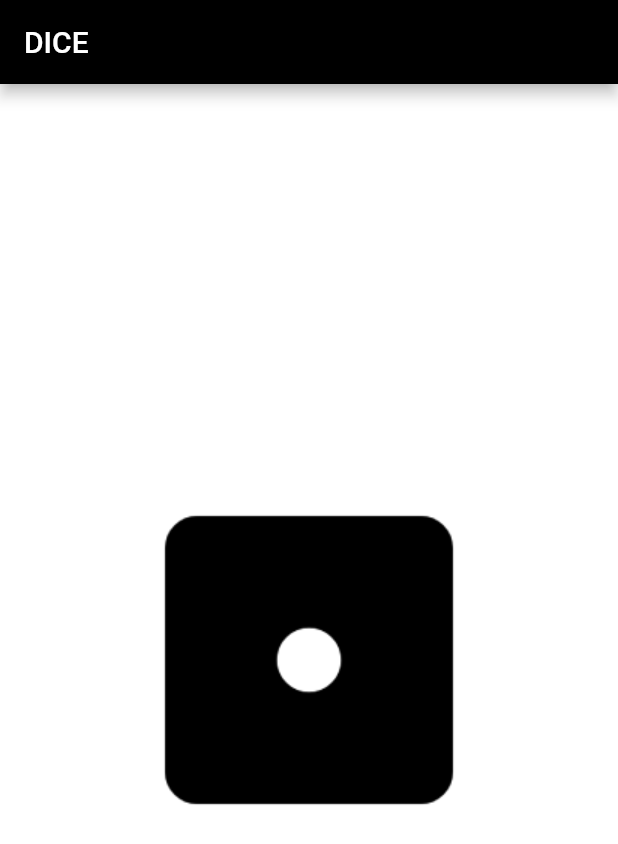
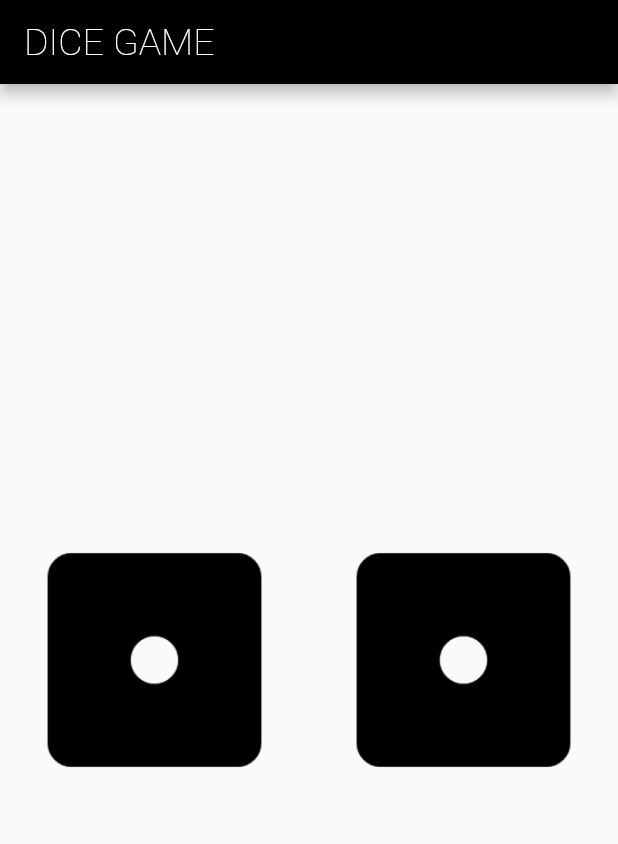
Before and after one commit to an-jorge/CloneApps, a Flutter app: the screen it shows after launch, on a phone screen of 412 x 824 dp. Shown: the top 844 px of the screen. Run offline on Flutter 3.47's test engine with Material 2 defaults, Android fonts, the light colour scheme and no system bars.

Commit message:
Finished app

```diff
--- a/DiceAPP/diceeapp/lib/main.dart
+++ b/DiceAPP/diceeapp/lib/main.dart
@@ -1,30 +1,66 @@
 import 'package:flutter/material.dart';
+import 'dart:math';
 
-void main() {
+main() {
   runApp(const MyApp());
 }
 
-class MyApp extends StatelessWidget {
+class MyApp extends StatefulWidget {
   const MyApp({super.key});
+
+  @override
+  State<MyApp> createState() => _MyAppState();
+}
+
+class _MyAppState extends State<MyApp> {
+  int rightDiceNumber = 1;
+  int leftDiceNumber = 1;
+
+  void chanceDices() {
+    setState(() {
+      rightDiceNumber = Random().nextInt(6) + 1;
+      leftDiceNumber = Random().nextInt(6) + 1;
+    });
+
+    if (rightDiceNumber == leftDiceNumber ||
+        rightDiceNumber == leftDiceNumber) {
+      debugPrint('Winner');
+    }
+  }
 
   @override
   Widget build(BuildContext context) {
     return MaterialApp(
+      debugShowCheckedModeBanner: false,
       home: Scaffold(
-        backgroundColor: Colors.white,
         appBar: AppBar(
-          title: const Text('DICE'),
           backgroundColor: Colors.black,
+          title: const Text(
+            'DICE GAME',
+            style: TextStyle(fontSize: 25, fontWeight: FontWeight.w200),
+          ),
         ),
         body: Center(
-          child: Row(
-            children: [
-              Expanded(
-                child: Image.asset('assets/images/dice-1.png'),
+            child: Row(
+          children: [
+            Expanded(
+              child: TextButton(
+                onPressed: () {
+                  chanceDices();
+                },
+                child: Image.asset('assets/images/dice-$rightDiceNumber.png'),
               ),
-            ],
-          ),
-        ),
+            ),
+            Expanded(
+              child: TextButton(
+                onPressed: () {
+                  chanceDices();
+                },
+                child: Image.asset('assets/images/dice-$leftDiceNumber.png'),
+              ),
+            ),
+          ],
+        )),
       ),
     );
   }
```
